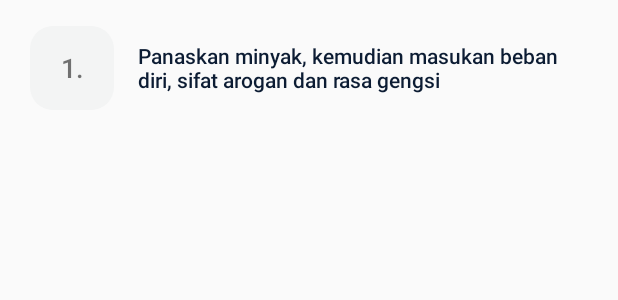
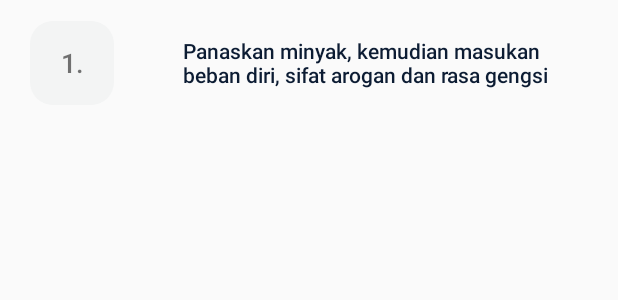
Before and after one commit to asrofilfachrulr/gorengan-indonesia, an Android app: the layout steps_item.xml on its own in the app's theme, with its tools: preview values and no code run, on a phone screen of 412 x 824 dp. Shown: the top 300 px of the screen. Run offline under Robolectric (Android 15) with nearby library versions, the phone set to English and light mode, and no system bars.

Commit message:
change to constraintlayout to solve unexpected behaviour of text view having margin top on wrap content's layout_height

```diff
--- a/app/src/main/res/layout/steps_item.xml
+++ b/app/src/main/res/layout/steps_item.xml
@@ -1,30 +1,37 @@
 <?xml version="1.0" encoding="utf-8"?>
-<LinearLayout xmlns:android="http://schemas.android.com/apk/res/android"
+<androidx.constraintlayout.widget.ConstraintLayout xmlns:android="http://schemas.android.com/apk/res/android"
+    xmlns:app="http://schemas.android.com/apk/res-auto"
     android:layout_width="match_parent"
     android:layout_height="wrap_content"
     android:minHeight="80dp"
-    android:orientation="horizontal"
-    android:paddingVertical="17dp"
+    android:paddingVertical="12dp"
     android:paddingHorizontal="20dp">
 
     <TextView
         android:id="@+id/tv_numbering"
+        android:layout_width="56dp"
+        android:layout_height="56dp"
+        android:background="@drawable/rounded_dimmed"
+        android:gravity="center"
+        android:text="1."
         android:textFontWeight="600"
         android:textSize="18sp"
-        android:layout_width="56dp"
-        android:layout_height="56dp"
-        android:gravity="center"
-        android:text="1."
-        android:background="@drawable/rounded_dimmed"/>
+        app:layout_constraintBottom_toBottomOf="parent"
+        app:layout_constraintStart_toStartOf="parent"
+        app:layout_constraintTop_toTopOf="parent" />
 
     <TextView
         android:id="@+id/tv_step"
+        android:layout_width="270sp"
+        android:layout_height="wrap_content"
+        android:minHeight="60dp"
+        android:gravity="center_vertical"
+        android:text="Panaskan minyak, kemudian masukan beban diri, sifat arogan dan rasa gengsi"
         android:textColor="@color/black"
-        android:layout_marginStart="16sp"
-        android:layout_width="match_parent"
-        android:layout_height="match_parent"
         android:textFontWeight="500"
-        android:gravity="center_vertical"
         android:textSize="14sp"
-        android:text="Panaskan minyak, kemudian masukan beban diri, sifat arogan dan rasa gengsi" />
-</LinearLayout>
+        app:layout_constraintBottom_toBottomOf="parent"
+        app:layout_constraintEnd_toEndOf="parent"
+        app:layout_constraintHorizontal_bias="0.805"
+        app:layout_constraintTop_toTopOf="parent" />
+</androidx.constraintlayout.widget.ConstraintLayout>
```
